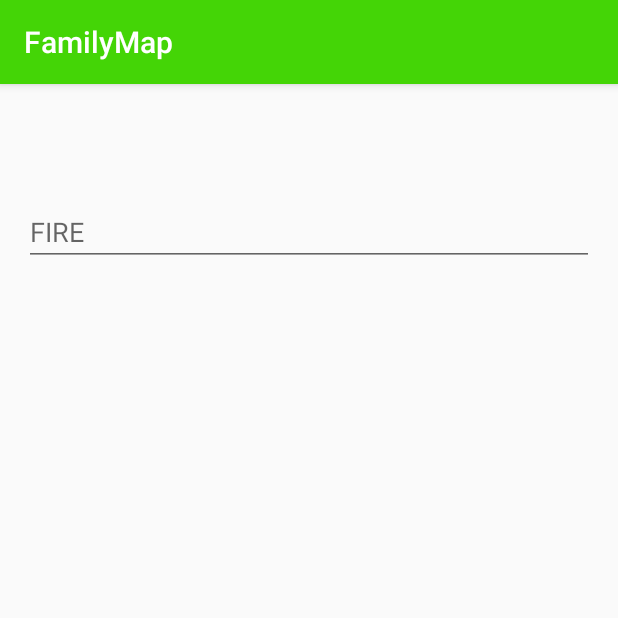
After one commit to calengbuford/FamilyMapApp, an Android app: the fragment MapFragment placed in its activity, on a phone screen of 412 x 824 dp, the top half of it. The commit adds this screen. Run offline under Robolectric (Android 15) with nearby library versions, the phone set to English and light mode, and no system bars.

Commit message:
Fixed bugs in login. Replaced login with map fragment

```diff
--- /dev/null
+++ b/FamilyMap/app/src/main/java/com/example/familymap/activities/FilterActivity.java
@@ -0,0 +1,4 @@
+package com.example.familymap.activities;
+
+public class FilterActivity {
+}
--- /dev/null
+++ b/FamilyMap/app/src/main/java/com/example/familymap/activities/MapActivity.java
@@ -0,0 +1,4 @@
+package com.example.familymap.activities;
+
+public class MapActivity {
+}
--- /dev/null
+++ b/FamilyMap/app/src/main/java/com/example/familymap/activities/PersonActivity.java
@@ -0,0 +1,4 @@
+package com.example.familymap.activities;
+
+public class PersonActivity {
+}
--- /dev/null
+++ b/FamilyMap/app/src/main/java/com/example/familymap/activities/SearchActivity.java
@@ -0,0 +1,4 @@
+package com.example.familymap.activities;
+
+public class SearchActivity {
+}
--- /dev/null
+++ b/FamilyMap/app/src/main/java/com/example/familymap/activities/SettingsActivity.java
@@ -0,0 +1,4 @@
+package com.example.familymap.activities;
+
+public class SettingsActivity {
+}
--- a/FamilyMap/app/src/main/java/com/example/familymap/network/LoginTask.java
+++ b/FamilyMap/app/src/main/java/com/example/familymap/network/LoginTask.java
@@ -35,10 +35,6 @@ public class LoginTask extends AsyncTask<LoginRequest, Void, LoginResponse> {
 
     @Override
     protected void onPostExecute(LoginResponse loginResponse) {
-        if (loginResponse != null) {
-            DataSyncTask dataSyncTask = new DataSyncTask(serverHost, serverPort);
-            dataSyncTask.execute(loginResponse.getAuthToken(), loginResponse.getPersonID());
-        }
         listener.loginComplete(loginResponse);
     }
 }
--- /dev/null
+++ b/FamilyMap/app/src/main/java/com/example/familymap/ui/MapFragment.java
@@ -0,0 +1,35 @@
+package com.example.familymap.ui;
+
+import android.os.Bundle;
+import android.view.LayoutInflater;
+import android.view.View;
+import android.view.ViewGroup;
+
+import androidx.fragment.app.Fragment;
+
+import com.example.familymap.R;
+
+public class MapFragment extends Fragment {
+
+    public MapFragment() { }
+
+    @Override
+    public void onCreate(Bundle savedInstanceState) {
+        super.onCreate(savedInstanceState);
+    }
+
+    @Override
+    public View onCreateView(LayoutInflater inflater, ViewGroup container,
+                             Bundle savedInstanceState) {
+        // Inflate the layout for this fragment
+        View v = inflater.inflate(R.layout.fragment_map, container, false);
+
+        // Connect with view
+//        serverHostTextEntry = (EditText) v.findViewById(R.id.serverHostTextEntry);
+//        serverPortTextEntry = (EditText) v.findViewById(R.id.serverPortTextEntry);
+//        usernameTextEntry = (EditText) v.findViewById(R.id.usernameTextEntry);
+
+        return v;
+    }
+
+}
--- a/FamilyMap/app/src/main/res/layout/activity_main.xml
+++ b/FamilyMap/app/src/main/res/layout/activity_main.xml
@@ -17,7 +17,7 @@
     <FrameLayout
         android:layout_width="match_parent"
         android:layout_height="match_parent"
-        android:id="@+id/login_frame_layout"/>
+        android:id="@+id/main_fragment"/>
 
 <!--    <TextView-->
 <!--        android:layout_width="wrap_content"-->
--- a/FamilyMap/app/src/main/res/layout/fragment_login.xml
+++ b/FamilyMap/app/src/main/res/layout/fragment_login.xml
@@ -1,7 +1,6 @@
 <?xml version="1.0" encoding="utf-8"?>
 <androidx.constraintlayout.widget.ConstraintLayout
     xmlns:android="http://schemas.android.com/apk/res/android"
-    xmlns:tools="http://schemas.android.com/tools"
     android:id="@+id/fragment_login"
     android:layout_width="match_parent"
     android:layout_height="match_parent">
--- /dev/null
+++ b/FamilyMap/app/src/main/res/layout/fragment_map.xml
@@ -0,0 +1,44 @@
+<?xml version="1.0" encoding="utf-8"?>
+<androidx.constraintlayout.widget.ConstraintLayout
+    xmlns:android="http://schemas.android.com/apk/res/android"
+    android:id="@+id/fragment_map"
+    android:layout_width="match_parent"
+    android:layout_height="match_parent">
+
+    <RelativeLayout
+        android:layout_width="match_parent"
+        android:layout_height="match_parent"
+        android:paddingBottom="16dp"
+        android:paddingLeft="16dp"
+        android:paddingRight="16dp"
+        android:paddingTop="16dp">
+
+        <LinearLayout
+            android:layout_width="match_parent"
+            android:layout_height="match_parent"
+            android:paddingTop="30dp"
+            android:orientation="vertical">
+
+            <LinearLayout
+                android:layout_width="match_parent"
+                android:layout_height="match_parent"
+                android:paddingTop="30dp"
+                android:orientation="vertical">
+
+                <EditText
+                    android:id="@+id/serverHostTextEntry"
+                    android:layout_width="match_parent"
+                    android:layout_height="wrap_content"
+                    android:inputType="text"
+                    android:hint="FIRE"/>
+
+            </LinearLayout>
+
+
+
+        </LinearLayout>
+    </RelativeLayout>
+
+
+
+</androidx.constraintlayout.widget.ConstraintLayout>
```
Also changed, not shown: FamilyMap/app/src/main/java/com/example/familymap/activities/MainActivity.java (+16 -2 lines), FamilyMap/app/src/main/java/com/example/familymap/client/Client.java (+0 -11 lines), FamilyMap/app/src/main/java/com/example/familymap/network/DataSyncTask.java (+44 -28 lines), FamilyMap/app/src/main/java/com/example/familymap/network/RegisterTask.java (+0 -9 lines), FamilyMap/app/src/main/java/com/example/familymap/ui/LoginFragment.java (+31 -21 lines), 2 other files.
